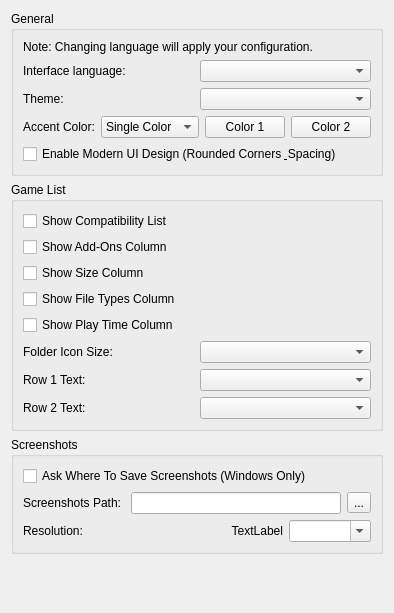
Qt form src/yuzu/configuration/configure_ui.ui (slice-of-fun/voltemu) before a commit.
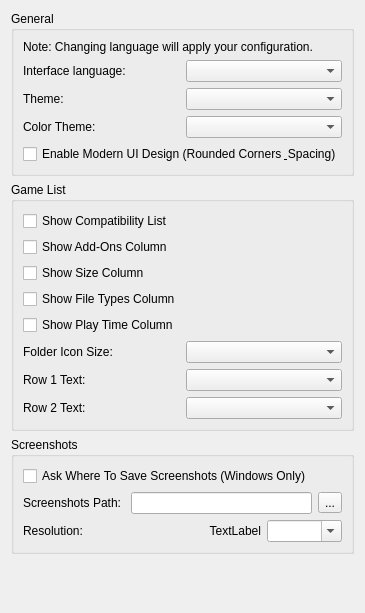
The same form after that commit.

Commit message: feat: implement base UI framework with theme support and configuration dialogs

```diff
--- a/src/yuzu/configuration/configure_ui.ui
+++ b/src/yuzu/configuration/configure_ui.ui
@@ -68,37 +68,12 @@
           <item>
            <widget class="QLabel" name="accent_color_label">
             <property name="text">
-             <string>Accent Color:</string>
+             <string>Color Theme:</string>
             </property>
            </widget>
           </item>
           <item>
-           <widget class="QComboBox" name="color_mode_combobox">
-            <item>
-             <property name="text">
-              <string>Single Color</string>
-             </property>
-            </item>
-            <item>
-             <property name="text">
-              <string>Gradient</string>
-             </property>
-            </item>
-           </widget>
-          </item>
-          <item>
-           <widget class="QPushButton" name="accent_color_button">
-            <property name="text">
-             <string>Color 1</string>
-            </property>
-           </widget>
-          </item>
-          <item>
-           <widget class="QPushButton" name="accent_color_button_2">
-            <property name="text">
-             <string>Color 2</string>
-            </property>
-           </widget>
+           <widget class="QComboBox" name="color_theme_combobox"/>
           </item>
          </layout>
         </item>
```
Left out of the diff: 4 changed lines with no effect on the pictures. The commit also changes 17 other files.
